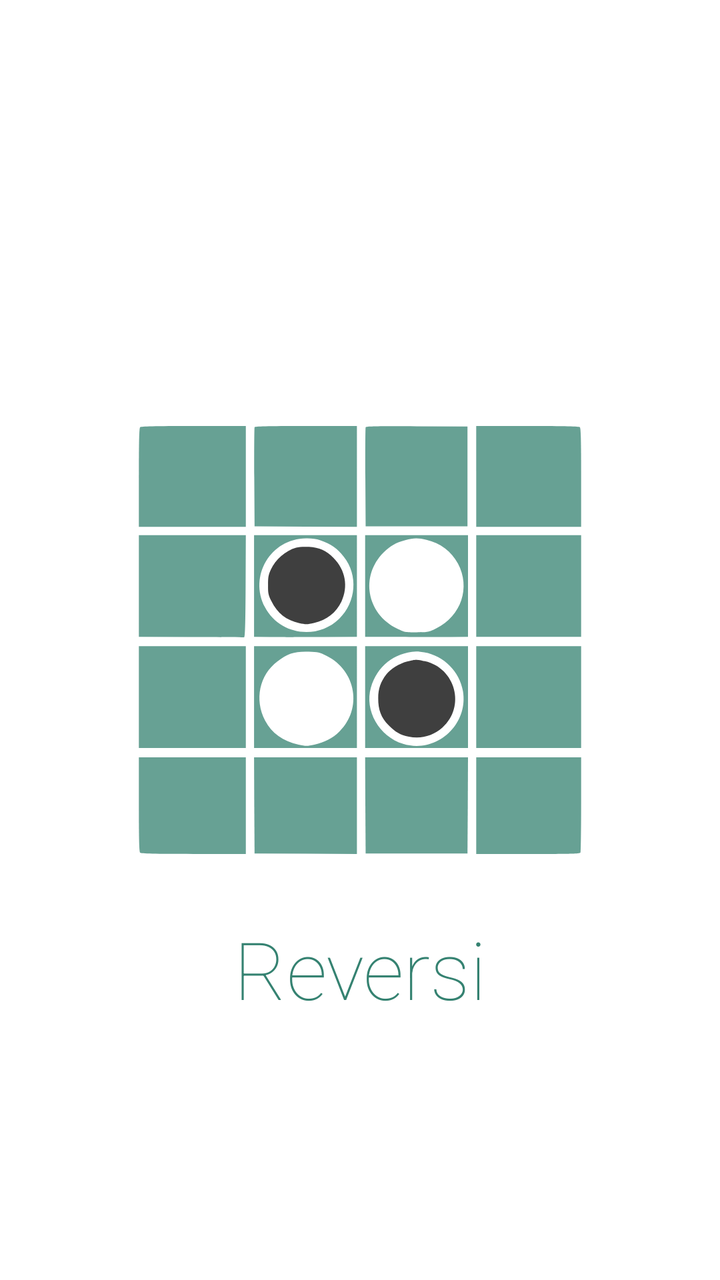
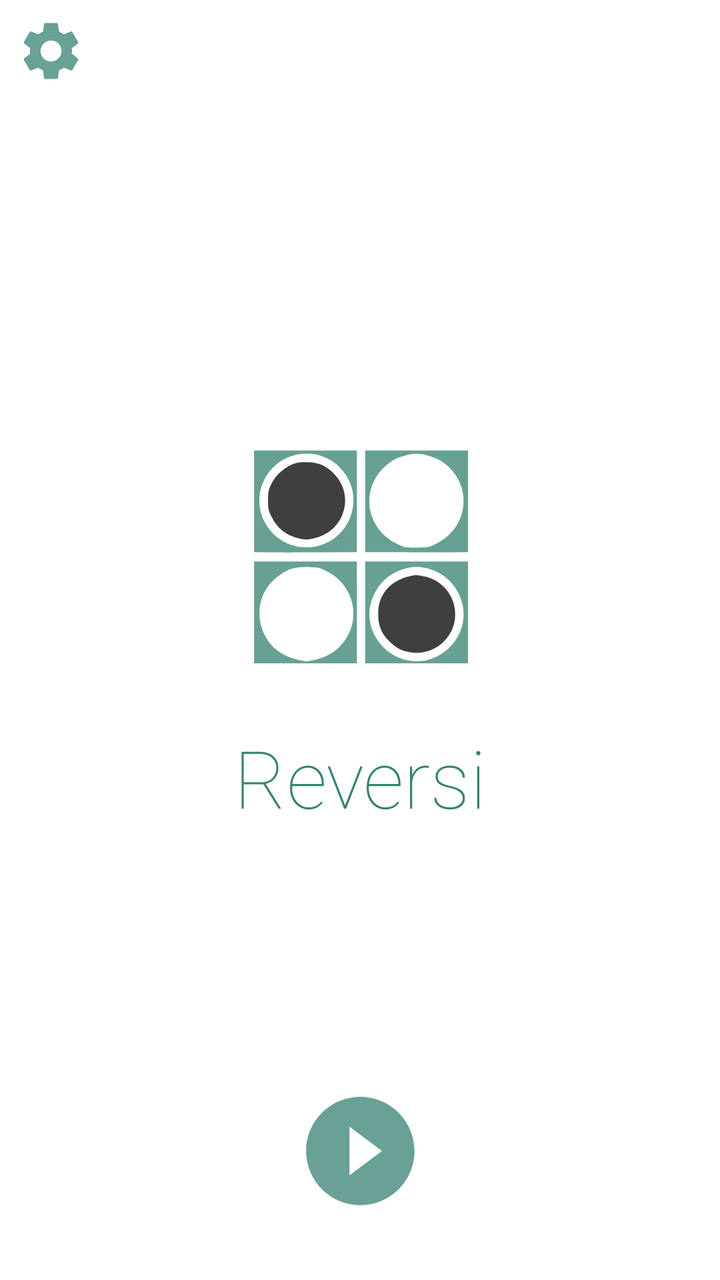

An Android layout rendered at two revisions. The XML below is the earlier revision; the diff shows what the commit changed to produce the second picture.
<!-- AndroidManifest.xml: application theme AppTheme -->
<!-- res/layout/activity_main.xml -->
<?xml version="1.0" encoding="utf-8"?>
<androidx.constraintlayout.widget.ConstraintLayout
        xmlns:android="http://schemas.android.com/apk/res/android"
        xmlns:tools="http://schemas.android.com/tools"
        xmlns:app="http://schemas.android.com/apk/res-auto"
        android:layout_width="match_parent"
        android:layout_height="match_parent"
        tools:context=".MainActivity"
        android:background="@color/white">

    <ImageView android:layout_width="wrap_content"
               android:layout_height="wrap_content"
               android:src="@drawable/ic_splash"
               app:layout_constraintTop_toTopOf="parent"
               android:layout_marginTop="100dp"
               app:layout_constraintBottom_toBottomOf="parent"
               app:layout_constraintEnd_toEndOf="parent"
               android:layout_marginEnd="10dp"
               app:layout_constraintStart_toStartOf="parent"
               android:layout_marginStart="10dp"
               android:layout_margin="10dp"
               android:layout_marginBottom="100dp" android:id="@+id/logo"/>
    <TextView
            android:text="@string/app_name"
            android:layout_width="0dp"
            android:layout_height="wrap_content" android:id="@+id/appName"
            app:layout_constraintEnd_toEndOf="parent"
            app:layout_constraintStart_toStartOf="parent" android:textSize="40sp" android:textAlignment="center"
            app:layout_constraintHorizontal_bias="1.0" android:fontFamily="sans-serif-thin"
            android:textColor="@color/colorPrimary"
            app:layout_constraintBottom_toBottomOf="@+id/logo" app:layout_constraintVertical_bias="0.914"
            app:layout_constraintTop_toTopOf="@+id/logo"/>

</androidx.constraintlayout.widget.ConstraintLayout>
<!-- resources referenced by this layout -->
<resources>
  <color name="colorPrimary">#358271</color>
  <color name="white">#ffffff</color>
  <!-- drawable ic_splash: vector/xml drawable (drawable, 4948 chars, omitted) -->
  <string name="app_name">Reversi</string>
  <style name="AppTheme" parent="Theme.AppCompat.Light.NoActionBar">
          
          <item name="colorPrimary">@color/colorPrimary</item>
          <item name="colorPrimaryDark">@color/colorPrimaryDark</item>
          <item name="colorAccent">@color/colorAccent</item>
      </style>
  <color name="colorPrimaryDark">#358271</color>
  <color name="colorAccent">#358271</color>
</resources>

<!-- the commit's change to res/layout/activity_main.xml (unified diff, before → after) -->
@@ -19,16 +19,31 @@
                app:layout_constraintStart_toStartOf="parent"
                android:layout_marginStart="10dp"
                android:layout_margin="10dp"
-               android:layout_marginBottom="100dp" android:id="@+id/logo"/>
+               android:layout_marginBottom="100dp" android:id="@+id/logo"
+               app:layout_constraintVertical_bias="0.25" android:contentDescription="@string/logo"
+    />
     <TextView
             android:text="@string/app_name"
             android:layout_width="0dp"
             android:layout_height="wrap_content" android:id="@+id/appName"
             app:layout_constraintEnd_toEndOf="parent"
             app:layout_constraintStart_toStartOf="parent" android:textSize="40sp" android:textAlignment="center"
-            app:layout_constraintHorizontal_bias="1.0" android:fontFamily="sans-serif-thin"
+            app:layout_constraintHorizontal_bias="0.0" android:fontFamily="sans-serif-thin"
             android:textColor="@color/colorPrimary"
-            app:layout_constraintBottom_toBottomOf="@+id/logo" app:layout_constraintVertical_bias="0.914"
+            app:layout_constraintBottom_toBottomOf="@+id/logo" app:layout_constraintVertical_bias="0.78"
             app:layout_constraintTop_toTopOf="@+id/logo"/>
+    <Button
+            android:layout_width="35dp"
+            android:layout_height="35dp" android:id="@+id/settingsButton"
+            android:background="@drawable/ic_baseline_settings_24"
+            app:layout_constraintTop_toTopOf="parent" app:layout_constraintStart_toStartOf="parent"
+            app:layout_constraintEnd_toEndOf="parent" app:layout_constraintHorizontal_bias="0.0"
+            android:layout_marginTop="8dp" android:layout_marginStart="8dp"/>
+    <Button
+            android:layout_width="65dp"
+            android:layout_height="65dp" android:id="@+id/playButton"
+            android:background="@drawable/ic_baseline_play_circle_filled_24"
+            app:layout_constraintBottom_toBottomOf="parent" app:layout_constraintEnd_toEndOf="parent"
+            app:layout_constraintStart_toStartOf="parent" android:layout_marginBottom="32dp"/>
 
 </androidx.constraintlayout.widget.ConstraintLayout>
<!-- resource entries referenced after the edit -->
@@ -2,8 +2,21 @@
 <resources>
   <color name="colorPrimary">#358271</color>
   <color name="white">#ffffff</color>
-  <!-- drawable ic_splash: vector/xml drawable (drawable, 4948 chars, omitted) -->
+  <!-- drawable ic_baseline_play_circle_filled_24 (drawable) -->
+  <vector android:height="24dp" android:tint="@color/colorPrimary" android:alpha="0.75"
+      android:viewportHeight="24" android:viewportWidth="24"
+      android:width="24dp" xmlns:android="http://schemas.android.com/apk/res/android">
+      <path android:fillColor="@android:color/white" android:pathData="M12,2C6.48,2 2,6.48 2,12s4.48,10 10,10 10,-4.48 10,-10S17.52,2 12,2zM10,16.5v-9l6,4.5 -6,4.5z"/>
+  </vector>
+  <!-- drawable ic_baseline_settings_24 (drawable) -->
+  <vector android:alpha="0.75" android:height="24dp" android:tint="#358271"
+          android:viewportHeight="24" android:viewportWidth="24"
+          android:width="24dp" xmlns:android="http://schemas.android.com/apk/res/android">
+      <path android:fillColor="@android:color/white" android:pathData="M19.14,12.94c0.04,-0.3 0.06,-0.61 0.06,-0.94c0,-0.32 -0.02,-0.64 -0.07,-0.94l2.03,-1.58c0.18,-0.14 0.23,-0.41 0.12,-0.61l-1.92,-3.32c-0.12,-0.22 -0.37,-0.29 -0.59,-0.22l-2.39,0.96c-0.5,-0.38 -1.03,-0.7 -1.62,-0.94L14.4,2.81c-0.04,-0.24 -0.24,-0.41 -0.48,-0.41h-3.84c-0.24,0 -0.43,0.17 -0.47,0.41L9.25,5.35C8.66,5.59 8.12,5.92 7.63,6.29L5.24,5.33c-0.22,-0.08 -0.47,0 -0.59,0.22L2.74,8.87C2.62,9.08 2.66,9.34 2.86,9.48l2.03,1.58C4.84,11.36 4.8,11.69 4.8,12s0.02,0.64 0.07,0.94l-2.03,1.58c-0.18,0.14 -0.23,0.41 -0.12,0.61l1.92,3.32c0.12,0.22 0.37,0.29 0.59,0.22l2.39,-0.96c0.5,0.38 1.03,0.7 1.62,0.94l0.36,2.54c0.05,0.24 0.24,0.41 0.48,0.41h3.84c0.24,0 0.44,-0.17 0.47,-0.41l0.36,-2.54c0.59,-0.24 1.13,-0.56 1.62,-0.94l2.39,0.96c0.22,0.08 0.47,0 0.59,-0.22l1.92,-3.32c0.12,-0.22 0.07,-0.47 -0.12,-0.61L19.14,12.94zM12,15.6c-1.98,0 -3.6,-1.62 -3.6,-3.6s1.62,-3.6 3.6,-3.6s3.6,1.62 3.6,3.6S13.98,15.6 12,15.6z"/>
+  </vector>
+  <!-- drawable ic_splash: vector/xml drawable (drawable, 2653 chars, omitted) -->
   <string name="app_name">Reversi</string>
+  <string name="logo">Logo</string>
   <style name="AppTheme" parent="Theme.AppCompat.Light.NoActionBar">
           
           <item name="colorPrimary">@color/colorPrimary</item>
